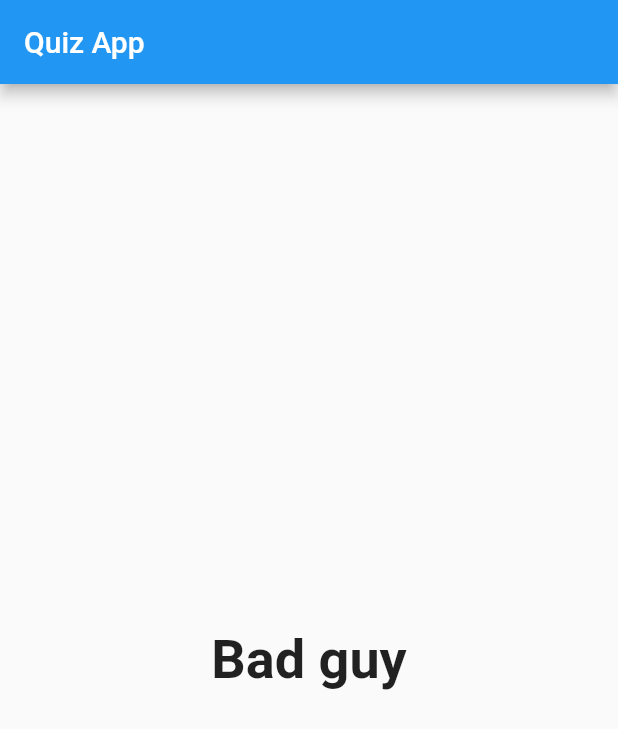
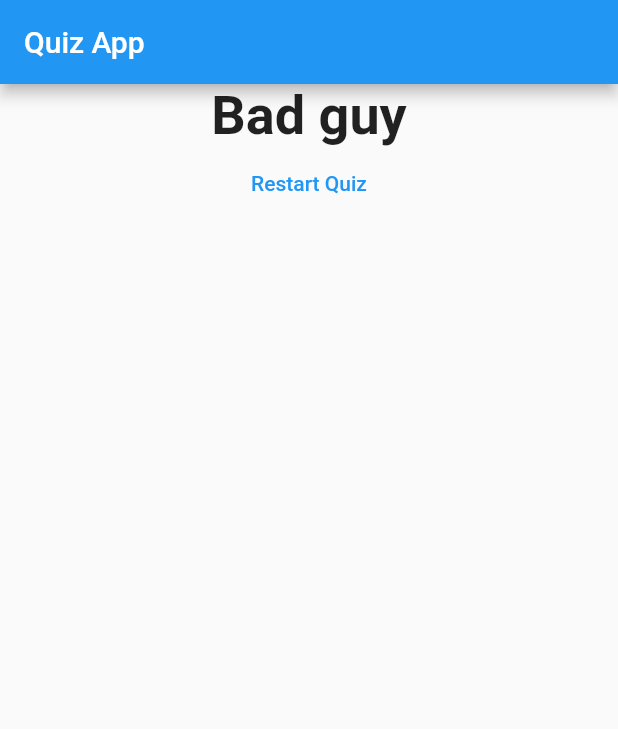
Before and after one commit to aptx113/quiz_app, a Flutter app: the screen it shows after launch, after a tap on "Black", after a tap on "Snake", after a tap on "Wayne", on a phone screen of 412 x 824 dp. Shown: the top 729 px of the screen. Run offline on Flutter 3.47's test engine with Material 2 defaults, Android fonts, the phone set to English and light mode, and no system bars.

Commit message:
Add restart feature

```diff
--- a/lib/result.dart
+++ b/lib/result.dart
@@ -4,9 +4,11 @@ class Result extends StatelessWidget {
   const Result({
     Key? key,
     required this.totolScore,
+    required this.resetHandler,
   }) : super(key: key);
 
   final int totolScore;
+  final VoidCallback resetHandler;
   String get resultPhrase {
     String resultText;
     if (totolScore <= 8) {
@@ -23,12 +25,17 @@ class Result extends StatelessWidget {
 
   @override
   Widget build(BuildContext context) {
-    return Center(
-      child: Text(
-        resultPhrase,
-        style: TextStyle(fontSize: 36, fontWeight: FontWeight.bold),
-        textAlign: TextAlign.center,
-      ),
+    return Column(
+      children: [
+        Center(
+          child: Text(
+            resultPhrase,
+            style: TextStyle(fontSize: 36, fontWeight: FontWeight.bold),
+            textAlign: TextAlign.center,
+          ),
+        ),
+        TextButton(onPressed: resetHandler, child: Text('Restart Quiz'))
+      ],
     );
   }
 }
```
Also changed, not shown: lib/main.dart (+8 -0 lines).
